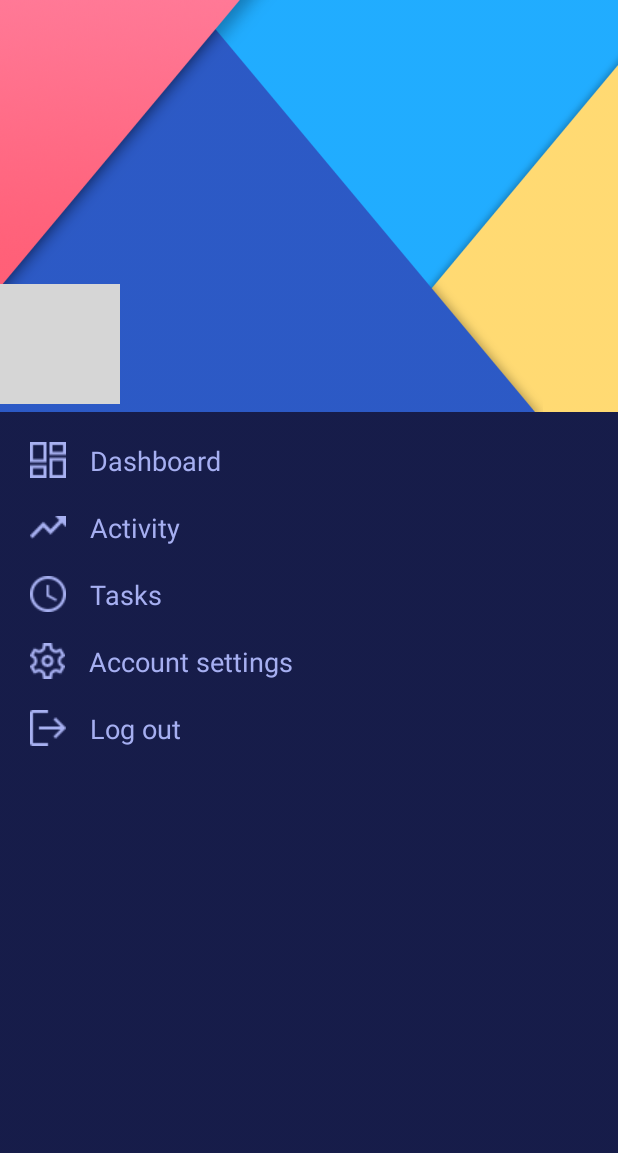
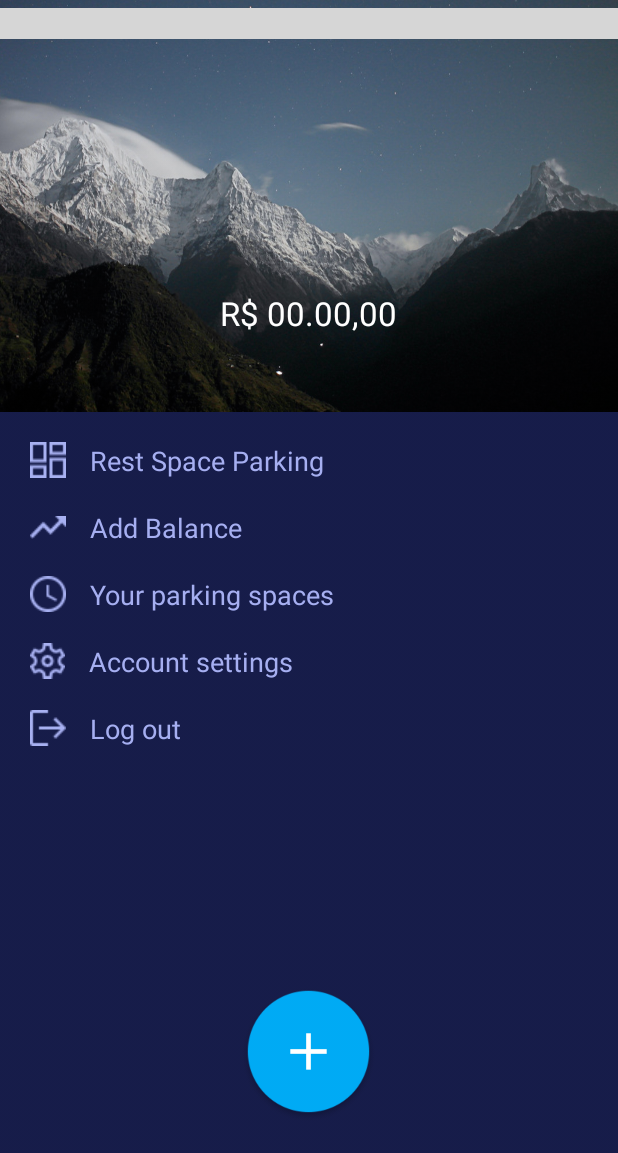
Before and after one commit to ArthurSilvaN/Rent-Parking-Space-Kotlin, an Android app: the layout activity_main.xml on its own in the app's theme, with its tools: preview values and no code run, on a phone screen of 412 x 824 dp. Shown: the top 1153 px of the screen. Run offline under Robolectric (Android 15) with nearby library versions, the light colour scheme and no system bars; grey boxes are pictures that could not be loaded.

Commit message:
Update Main Screen design

```diff
--- a/app/src/main/res/layout/activity_login.xml
+++ b/app/src/main/res/layout/activity_login.xml
@@ -119,7 +119,7 @@
         app:layout_constraintTop_toTopOf="parent"
         app:layout_constraintVertical_bias="0.3" />
 
-    <CheckBox
+   <!-- <CheckBox
         android:id="@+id/checkBox"
         android:layout_width="wrap_content"
         android:layout_height="wrap_content"
@@ -132,7 +132,7 @@
         app:layout_constraintHorizontal_bias="0.5"
         app:layout_constraintStart_toStartOf="parent"
         app:layout_constraintTop_toBottomOf="@+id/password"
-        tools:ignore="MissingConstraints" />
+        tools:ignore="MissingConstraints" />-->
 
     <androidx.constraintlayout.widget.Guideline
         android:id="@+id/guideline2"
--- a/app/src/main/res/layout/activity_main.xml
+++ b/app/src/main/res/layout/activity_main.xml
@@ -8,112 +8,144 @@
     android:layout_height="match_parent">
 
     <RelativeLayout
+        android:layout_width="match_parent"
+        android:layout_height="0dp"
+        android:layout_weight="2"
+        android:background="@drawable/cover"
+        android:focusableInTouchMode="false"
         android:orientation="vertical"
         android:padding="0dp"
-        android:layout_weight="2"
-        android:layout_width="match_parent"
-        android:layout_height="0dp"
-        android:background="@drawable/banner">
+        android:visibility="visible">
 
         <LinearLayout
             android:layout_width="match_parent"
             android:layout_height="wrap_content"
             android:layout_alignParentBottom="true"
             android:gravity="center_vertical">
-            <ImageView
-                android:layout_width="80dp"
-                android:layout_height="80dp"
-                android:layout_gravity="center_horizontal"
-                android:layout_marginTop="5dp"
-                android:padding="10dp"
-                tools:srcCompat="@tools:sample/avatars"/>
 
             <TextView
                 android:id="@+id/nameUser"
-                android:layout_width="330dp"
+                android:layout_width="match_parent"
                 android:layout_height="wrap_content"
-                android:gravity="center_vertical"
+                android:layout_gravity="center"
+                android:gravity="center|center_vertical"
                 android:padding="5dp"
                 android:text=""
-                android:textAllCaps="false"
+                android:textAllCaps="true"
                 android:textColor="#fff"
                 android:textSize="22sp" />
 
         </LinearLayout>
 
+        <ImageView
+            android:layout_width="match_parent"
+            android:layout_height="wrap_content"
+            android:layout_gravity="center_horizontal"
+            android:layout_marginTop="5dp"
+            android:layout_marginBottom="39dp"
+            android:padding="10dp"
+            tools:srcCompat="@tools:sample/avatars" />
+
+        <TextView
+            android:id="@+id/balanceUser"
+            android:layout_width="match_parent"
+            android:layout_height="wrap_content"
+            android:layout_alignParentEnd="true"
+            android:layout_alignParentRight="true"
+            android:layout_alignParentBottom="true"
+            android:layout_marginEnd="1dp"
+            android:layout_marginRight="1dp"
+            android:layout_marginBottom="46dp"
+            android:gravity="center|center_vertical"
+            android:padding="5dp"
+            android:text="R$ 00.00,00"
+            android:textAllCaps="false"
+            android:textColor="#fff"
+            android:textSize="22sp" />
+
     </RelativeLayout>
 
     <LinearLayout
-        android:layout_weight="4"
         android:layout_width="match_parent"
         android:layout_height="0dp"
+        android:layout_weight="4"
+        android:background="@drawable/rectangle_1"
         android:orientation="vertical"
-        android:padding="10dp"
-        android:background="@drawable/rectangle_1">
+        android:padding="10dp">
 
         <TextView
             android:layout_width="match_parent"
             android:layout_height="wrap_content"
-            android:text="Dashboard"
+            android:clickable="true"
             android:drawableLeft="@drawable/dashboard_icon"
+            android:drawablePadding="16dp"
+            android:gravity="start"
+            android:padding="10dp"
+            android:text="@string/restSpaceParking"
             android:textAllCaps="false"
-            android:drawablePadding="16dp"
-            android:textSize="18sp"
-            android:gravity="start"
-            android:clickable="true"
-            android:padding="10dp"
-            android:textColor="#a6aff1"/>
+            android:textColor="#a6aff1"
+            android:textSize="18sp" />
 
         <TextView
             android:layout_width="match_parent"
             android:layout_height="wrap_content"
-            android:text="Activity"
+            android:clickable="true"
             android:drawableLeft="@drawable/activity_icon"
+            android:drawablePadding="16dp"
+            android:gravity="start"
+            android:padding="10dp"
+            android:text="@string/money"
             android:textAllCaps="false"
-            android:drawablePadding="16dp"
-            android:textSize="18sp"
-            android:gravity="start"
-            android:clickable="true"
-            android:padding="10dp"
-            android:textColor="#a6aff1"/>
+            android:textColor="#a6aff1"
+            android:textSize="18sp" />
 
         <TextView
             android:layout_width="match_parent"
             android:layout_height="wrap_content"
-            android:text="Tasks"
+            android:clickable="true"
             android:drawableLeft="@drawable/tasks_icon"
+            android:drawablePadding="16dp"
+            android:gravity="start"
+            android:padding="10dp"
+            android:text="@string/yourSpaces"
             android:textAllCaps="false"
-            android:drawablePadding="16dp"
-            android:textSize="18sp"
-            android:gravity="start"
-            android:clickable="true"
-            android:padding="10dp"
-            android:textColor="#a6aff1"/>
+            android:textColor="#a6aff1"
+            android:textSize="18sp" />
 
         <TextView
             android:layout_width="match_parent"
             android:layout_height="wrap_content"
+            android:clickable="true"
+            android:drawableLeft="@drawable/settings_icon"
+            android:drawablePadding="16dp"
+            android:gravity="start"
+            android:padding="10dp"
             android:text="Account settings"
-            android:drawableLeft="@drawable/settings_icon"
             android:textAllCaps="false"
-            android:drawablePadding="16dp"
-            android:textSize="18sp"
-            android:gravity="start"
-            android:clickable="true"
-            android:padding="10dp"
-            android:textColor="#a6aff1"/>
+            android:textColor="#a6aff1"
+            android:textSize="18sp" />
 
         <TextView
             android:layout_width="match_parent"
             android:layout_height="wrap_content"
+            android:clickable="true"
+            android:drawableLeft="@drawable/logout_icon"
+            android:drawablePadding="16dp"
+            android:gravity="start"
+            android:padding="10dp"
             android:text="Log out"
-            android:drawableLeft="@drawable/logout_icon"
             android:textAllCaps="false"
-            android:drawablePadding="16dp"
-            android:textSize="18sp"
-            android:gravity="start"
-            android:clickable="true"
-            android:padding="10dp"
-            android:textColor="#a6aff1"/>
+            android:textColor="#a6aff1"
+            android:textSize="18sp" />
+
+        <ImageView
+            android:layout_width="90dp"
+            android:layout_height="90dp"
+            android:layout_gravity="bottom|center|center_horizontal"
+            android:layout_margin="150dp"
+            android:background="@drawable/add"
+            android:baselineAligned="false"
+            android:clickable="true" />
     </LinearLayout>
+
 </LinearLayout>
--- a/app/src/main/res/values/strings.xml
+++ b/app/src/main/res/values/strings.xml
@@ -6,7 +6,7 @@
     <string name="forgotYouPassword">Forgot Your Password?</string>
     <string name="signIn">SIGN IN</string>
     <string name="rememberPassword">Remember Password</string>
-    <string name="userName">Username</string>
+    <string name="userName">Email</string>
     <string name="title_activity_login">LoginActivity</string>
     <string name="name">Name</string>
     <string name="lastName">Last Name</string>
@@ -20,5 +20,8 @@
     <string name="invalid_password">Password must be >5 characters</string>
     <string name="login_failed">"Login failed"</string>
     <string name="reset_senha">Send recovery email</string>
+    <string name="restSpaceParking">Rest Space Parking</string>
+    <string name="money">Add Balance</string>
+    <string name="yourSpaces">Your parking spaces</string>
     <string name="todo">TODO</string>
 </resources>
```
Also changed, not shown: app/src/main/res/drawable/add.png (added), app/src/main/res/drawable/cover.png (added).
